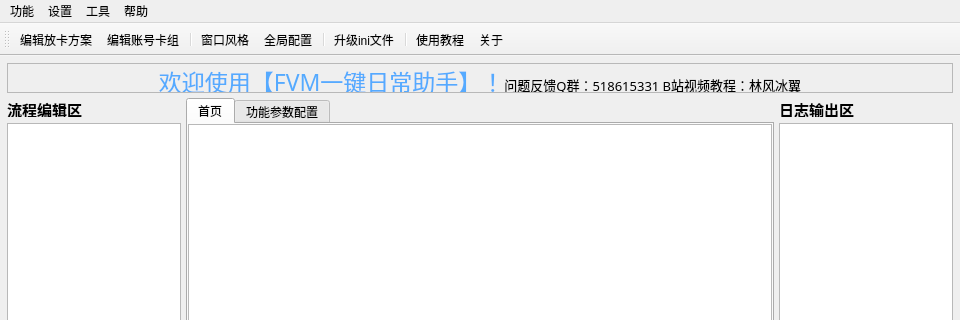
The window that AppImplement/UIFiles/MyMainWindow.ui (LinFeng-BingYi/FVM_Backstage_Assistant_LFBY) describes before a commit, drawn with Qt 5; both pictures show x 0 to 960 and y 0 to 320 of the 960 by 600 pixel window.
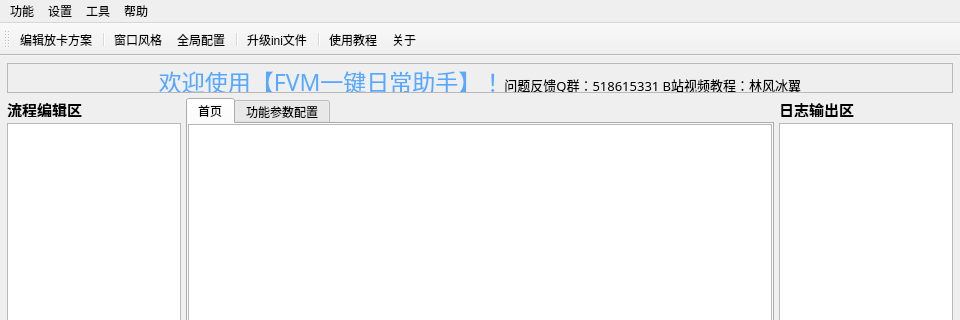
The same window after the commit. Custom widgets are drawn as their Qt base class.

What changed in the file:
```diff
--- a/AppImplement/UIFiles/MyMainWindow.ui
+++ b/AppImplement/UIFiles/MyMainWindow.ui
@@ -753,7 +753,6 @@
     <bool>false</bool>
    </attribute>
    <addaction name="action_edit_placing_plan"/>
-   <addaction name="action_edit_player_deck"/>
    <addaction name="separator"/>
    <addaction name="action_style"/>
    <addaction name="action_global_config"/>
@@ -768,11 +767,6 @@
     <string>编辑放卡方案</string>
    </property>
   </action>
-  <action name="action_edit_player_deck">
-   <property name="text">
-    <string>编辑账号卡组</string>
-   </property>
-  </action>
   <action name="action_style">
    <property name="text">
     <string>窗口风格</string>
```
Left out of the diff: 1 changed line with no effect on the pictures.
